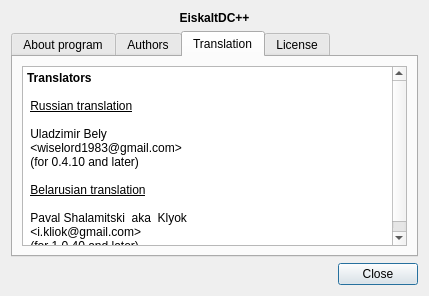
Before: the Qt Designer form eiskaltdcpp/ui/UIAbout.ui in eiskaltdcpp/eiskaltdcpp, drawn with Qt 5.
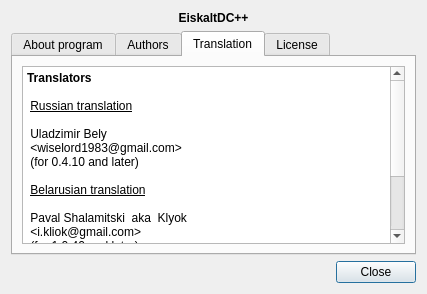
After: the same form once the commit is applied. The open tabs and pages were chosen to show the change.

What changed in the file:
```diff
--- a/eiskaltdcpp/ui/UIAbout.ui
+++ b/eiskaltdcpp/ui/UIAbout.ui
@@ -6,8 +6,8 @@
    <rect>
     <x>0</x>
     <y>0</y>
-    <width>429</width>
-    <height>296</height>
+    <width>427</width>
+    <height>294</height>
    </rect>
   </property>
   <property name="windowTitle">
@@ -113,7 +113,13 @@
 &lt;p style=&quot; margin-top:0px; margin-bottom:0px; margin-left:0px; margin-right:0px; -qt-block-indent:0; text-indent:0px;&quot;&gt;&lt;span style=&quot; font-weight:600;&quot;&gt;Translators&lt;/span&gt;&lt;br /&gt;&lt;/p&gt;
 &lt;p style=&quot; margin-top:0px; margin-bottom:0px; margin-left:0px; margin-right:0px; -qt-block-indent:0; text-indent:0px;&quot;&gt; &lt;span style=&quot; text-decoration: underline;&quot;&gt;Russian translation&lt;/span&gt;&lt;br /&gt;&lt;br /&gt; Uladzimir Bely&lt;/p&gt;
 &lt;p style=&quot; margin-top:0px; margin-bottom:0px; margin-left:0px; margin-right:0px; -qt-block-indent:0; text-indent:0px;&quot;&gt; &amp;lt;wiselord1983@gmail.com&amp;gt;&lt;br /&gt; (for 0.4.10 and later)&lt;br /&gt;&lt;br /&gt; &lt;span style=&quot; text-decoration: underline;&quot;&gt;Belarusian translation&lt;/span&gt;&lt;br /&gt;&lt;br /&gt; Paval Shalamitski  aka  Klyok&lt;/p&gt;
-&lt;p style=&quot; margin-top:0px; margin-bottom:0px; margin-left:0px; margin-right:0px; -qt-block-indent:0; text-indent:0px;&quot;&gt; &amp;lt;i.kliok@gmail.com&amp;gt;&lt;br /&gt; (for 1.0.40 and later)&lt;/p&gt;&lt;/body&gt;&lt;/html&gt;</string>
+&lt;p style=&quot; margin-top:0px; margin-bottom:0px; margin-left:0px; margin-right:0px; -qt-block-indent:0; text-indent:0px;&quot;&gt; &amp;lt;i.kliok@gmail.com&amp;gt;&lt;br /&gt; (for 1.0.40 and later)&lt;/p&gt;
+&lt;p style=&quot;-qt-paragraph-type:empty; margin-top:0px; margin-bottom:0px; margin-left:0px; margin-right:0px; -qt-block-indent:0; text-indent:0px;&quot;&gt;&lt;/p&gt;
+&lt;p style=&quot; margin-top:0px; margin-bottom:0px; margin-left:0px; margin-right:0px; -qt-block-indent:0; text-indent:0px;&quot;&gt; &lt;span style=&quot; text-decoration: underline;&quot;&gt;Hungarian translation&lt;/span&gt;&lt;/p&gt;
+&lt;p style=&quot; margin-top:0px; margin-bottom:0px; margin-left:0px; margin-right:0px; -qt-block-indent:0; text-indent:0px;&quot;&gt; &lt;/p&gt;
+&lt;p style=&quot; margin-top:0px; margin-bottom:0px; margin-left:0px; margin-right:0px; -qt-block-indent:0; text-indent:0px;&quot;&gt; Akos Berki aka sumo&lt;/p&gt;
+&lt;p style=&quot; margin-top:0px; margin-bottom:0px; margin-left:0px; margin-right:0px; -qt-block-indent:0; text-indent:0px;&quot;&gt; &amp;lt;husumo@gmail.com&amp;gt;&lt;/p&gt;
+&lt;p style=&quot; margin-top:0px; margin-bottom:0px; margin-left:0px; margin-right:0px; -qt-block-indent:0; text-indent:0px;&quot;&gt; (for 2.0.1 and later)&lt;/p&gt;&lt;/body&gt;&lt;/html&gt;</string>
          </property>
         </widget>
        </item>
```
